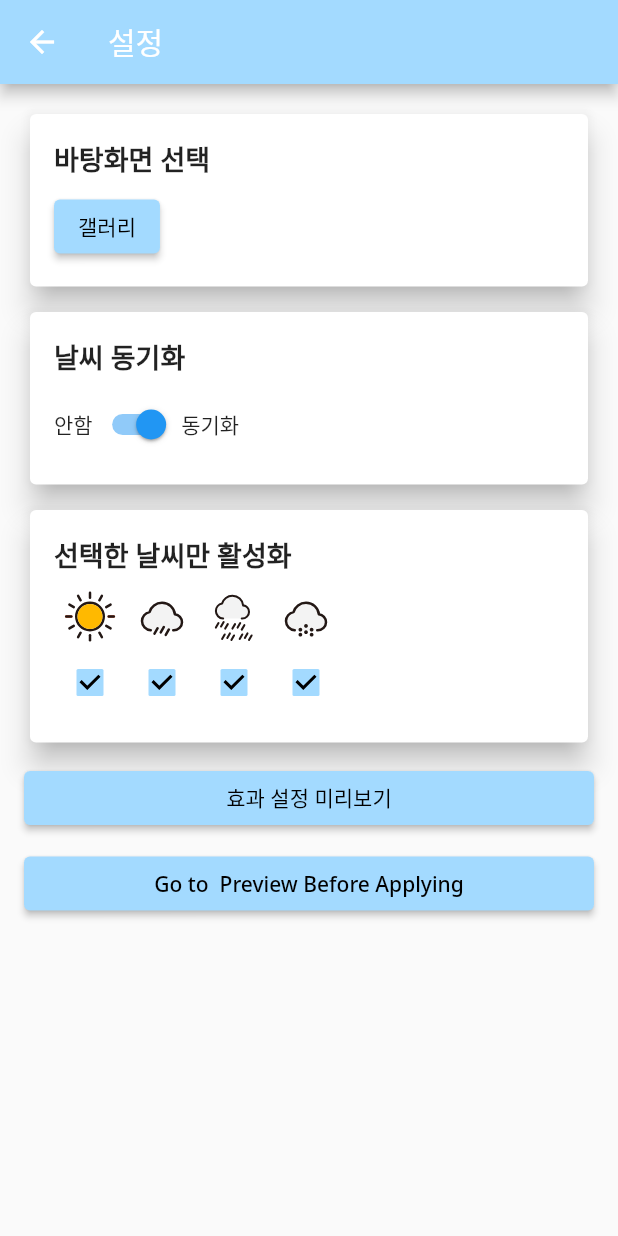
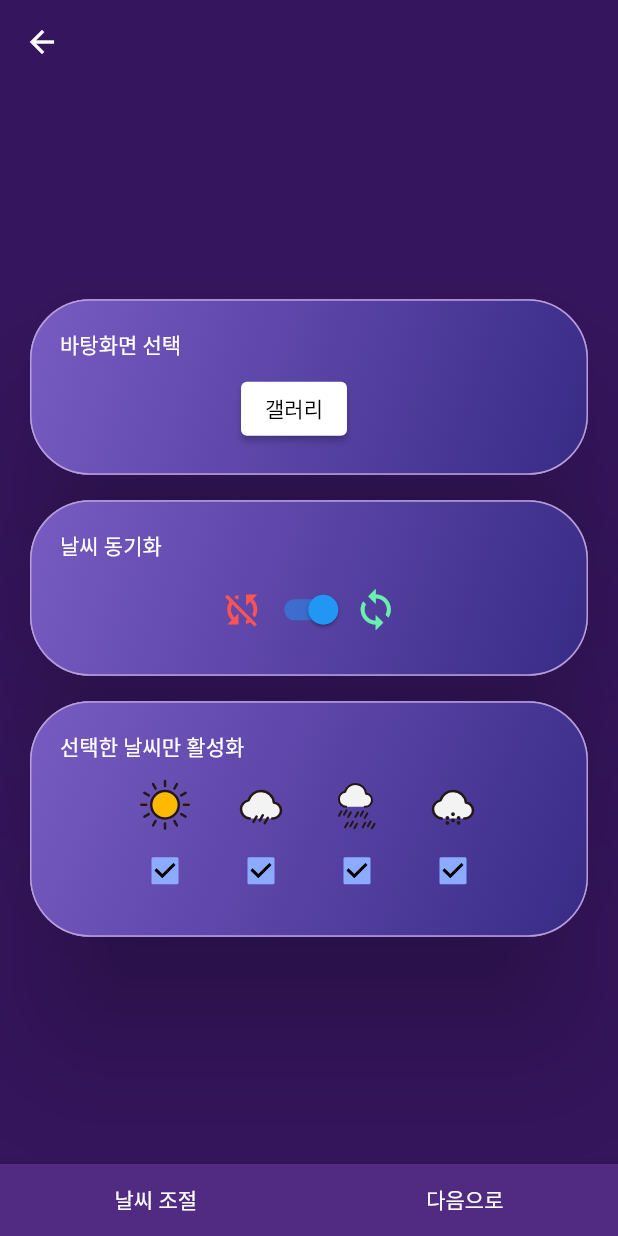
Before and after one commit to dgu-BOSSLE/flutter, a Flutter app: the DetailSettingsScreen screen opened directly, on a phone screen of 412 x 824 dp. Run offline on Flutter 3.47's test engine with Material 2 defaults, Android fonts, the light colour scheme and no system bars; our stand-ins replace flutter_svg, fluttertoast, google_fonts, image_picker, permission_handler, shared_preferences; missing offline and left inert: flutter_inappwebview, open_app_settings; accounts and stored records are empty; Roboto replaces fonts that are missing (Gowun Dodum).

Commit message:
docs: 나머지 화면 UI 개선

```diff
--- a/lib/screens/detail_settings.dart
+++ b/lib/screens/detail_settings.dart
@@ -6,8 +6,7 @@ import 'preview_screen_settings.dart';
 import 'preview_before_applying.dart';
 import 'package:flutter_svg/flutter_svg.dart';
 import 'package:google_fonts/google_fonts.dart';
-
-const seedColor = Color(0xFFA3DAFF);
+import '../colors.dart';
 
 class DetailSettingsScreen extends StatefulWidget {
   @override
@@ -35,19 +34,29 @@ class _DetailSettingsState extends State<DetailSettingsScreen> {
 
   @override
   Widget build(BuildContext context) {
+    final LinearGradient bgrad = LinearGradient(
+      colors: [Color(0xCF5835b2), Color(0xFF372b85)], // 그라디언트 색상
+      begin: Alignment.topLeft, // 그라디언트 시작 위치
+      end: Alignment.bottomRight, // 그라디언트 끝 위치
+    );
     return Scaffold(
-      appBar: AppBar(title: Text('설정', style: GoogleFonts.notoSans(),),
-        backgroundColor: seedColor,
+      extendBodyBehindAppBar: true,
+      extendBody: true,
+      backgroundColor: SeedColors.darkest,
+      appBar: AppBar(
+        backgroundColor: Colors.transparent,
+        elevation: 0,
       ),
       body: Padding(
         padding: EdgeInsets.all(16.0),
         child: Column(
-          crossAxisAlignment: CrossAxisAlignment.stretch,
+          // crossAxisAlignment: CrossAxisAlignment.stretch,
+          mainAxisAlignment: MainAxisAlignment.center,
           children: [
             CustomCard(
               title: '바탕화면 선택',
               content: [
-                ElevatedButton(onPressed: _pickImage, child: Text('갤러리', style: GoogleFonts.notoSans(color: Colors.black),), style: ElevatedButton.styleFrom(primary: seedColor),),
+                ElevatedButton(onPressed: _pickImage, child: Text('갤러리', style: GoogleFonts.notoSans(color: Colors.black),), style: ElevatedButton.styleFrom(primary: Colors.white),),
                 SizedBox(width: 10.0),
                 // ElevatedButton(onPressed: null, child: Text('현재 바탕화면')),
                 SizedBox(width: 10.0), // 추가한 부분
@@ -66,7 +75,7 @@ class _DetailSettingsState extends State<DetailSettingsScreen> {
                           );
                         },
                         child: Text('사진 확인', style: GoogleFonts.notoSans(color: Colors.black),),
-                        style: ElevatedButton.styleFrom(primary: seedColor),
+                        style: ElevatedButton.styleFrom(primary: Colors.white),
                       ),
                     ],
                   ),
@@ -75,7 +84,7 @@ class _DetailSettingsState extends State<DetailSettingsScreen> {
             ),
             SizedBox(height: 9.0),
             CustomCard(title: '날씨 동기화', content: [
-              Text('안함'),
+              Icon(Icons.sync_disabled, size: 30, color: Colors.redAccent, ),
               Switch(
                 value: _sync_weather,
                 onChanged: (value) {
@@ -84,7 +93,7 @@ class _DetailSettingsState extends State<DetailSettingsScreen> {
                   });
                 },
               ),
-              Text('동기화'),
+              Icon(Icons.sync, size: 30, color: Colors.greenAccent, ),
             ]),
             SizedBox(height: 9.0),
             CustomCard(title: '선택한 날씨만 활성화', content: [
@@ -103,11 +112,12 @@ class _DetailSettingsState extends State<DetailSettingsScreen> {
                         _sunny = value!;
                       });
                     },
-                    activeColor: seedColor,
+                    activeColor: SeedColors.lightest,
                     checkColor: Colors.black,
                   ),
                 ],
               ),
+              SizedBox(width: 16.0),
               Column(
                 crossAxisAlignment: CrossAxisAlignment.center,
                 children: [
@@ -123,11 +133,12 @@ class _DetailSettingsState extends State<DetailSettingsScreen> {
                         _rainy = value!;
                       });
                     },
-                    activeColor: seedColor,
+                    activeColor: SeedColors.lightest,
                     checkColor: Colors.black,
                   ),
                 ],
               ),
+              SizedBox(width: 16.0),
               Column(
                 crossAxisAlignment: CrossAxisAlignment.center,
                 children: [
@@ -143,11 +154,12 @@ class _DetailSettingsState extends State<DetailSettingsScreen> {
                         _rainy_hard = value!;
                       });
                     },
-                    activeColor: seedColor,
+                    activeColor: SeedColors.lightest,
                     checkColor: Colors.black,
                   ),
                 ],
               ),
+              SizedBox(width: 16.0),
               Column(
                 crossAxisAlignment: CrossAxisAlignment.center,
                 children: [
@@ -163,14 +175,24 @@ class _DetailSettingsState extends State<DetailSettingsScreen> {
                         _snowy = value!;
                       });
                     },
-                    activeColor: seedColor,
+                    activeColor: SeedColors.lightest,
                     checkColor: Colors.black,
                   ),
                 ],
               ),
             ]),
-            SizedBox(height: 9.0),
-            ElevatedButton(
+          ],
+        ),
+      ),
+      bottomNavigationBar: BottomAppBar(
+        shape: CircularNotchedRectangle(),
+        notchMargin: 8.0,
+        color: SeedColors.darker,
+        child: Row(
+          mainAxisAlignment: MainAxisAlignment.spaceAround,
+          children: <Widget>[
+            TextButton(
+              child: Text('날씨 조절', style: SeedColors.font_w,),
               onPressed: () {
                 Navigator.push(
                   context,
@@ -180,19 +202,19 @@ class _DetailSettingsState extends State<DetailSettingsScreen> {
                           _selectedImage)), //context로 이미지 전달하며 프리뷰로 이동!
                 );
               },
-                child: Text('효과 설정 미리보기', style: GoogleFonts.notoSans(color: Colors.black),), style: ElevatedButton.styleFrom(primary: seedColor),),
-            SizedBox(height: 9),
-            ElevatedButton(
+            ),
+            TextButton(
+              child: Text("다음으로", style: SeedColors.font_w,),
               onPressed: () {
                 Navigator.push(
                   context,
-                  MaterialPageRoute(builder: (context) => PreviewBeforeApplyingScreen()),
+                  MaterialPageRoute(
+                      builder: (context) => PreviewBeforeApplyingScreen()), //context로 이미지 전달하며 프리뷰로 이동!
                 );
               },
-              child: Text('Go to  Preview Before Applying', style: GoogleFonts.notoSans(color: Colors.black),), style: ElevatedButton.styleFrom(primary: seedColor),
             ),
           ],
-        ),
+        )
       ),
     );
   }
@@ -206,28 +228,39 @@ class CustomCard extends StatelessWidget {
 
   @override
   Widget build(BuildContext context) {
+    final LinearGradient grad = LinearGradient(
+      colors: [Color(0xCF5835b2), Color(0xFF372b85)], // 그라디언트 색상
+      begin: Alignment.topLeft, // 그라디언트 시작 위치
+      end: Alignment.bottomRight, // 그라디언트 끝 위치
+    );
     return Card(
-      elevation: 8.0,
+      elevation: 40.0,
+      shape: RoundedRectangleBorder(
+        borderRadius: BorderRadius.circular(40.0),
+        side: BorderSide(color: Color(0xFFb99ddb), width: 1.0),
+      ),
+      color: Colors.white,
+      child:
+        Container(
+          decoration: BoxDecoration(gradient: grad, borderRadius: BorderRadius.circular(40.0)),
           child: Padding(
-        padding: EdgeInsets.all(16.0),
+            padding: EdgeInsets.all(20.0),
             child: Column(
               crossAxisAlignment: CrossAxisAlignment.start,
               children: [
                 Text(
                   title,
-              style: GoogleFonts.notoSans(
-                fontSize: 18.0,
-                fontWeight: FontWeight.bold,
-              ),
+                  style: SeedColors.font_w,
                 ),
                 SizedBox(height: 8.0),
                 Row(
-              crossAxisAlignment: CrossAxisAlignment.center,
+                  mainAxisAlignment: MainAxisAlignment.center,
                   children: content,
                 )
               ],
             ),
           ),
+        ),
     );
   }
 }
```
Also changed, not shown: lib/screens/preview_before_applying.dart (+48 -50 lines), lib/screens/preview_screen_settings.dart (+62 -68 lines). Lines whose indentation alone changed are shown as unchanged.
